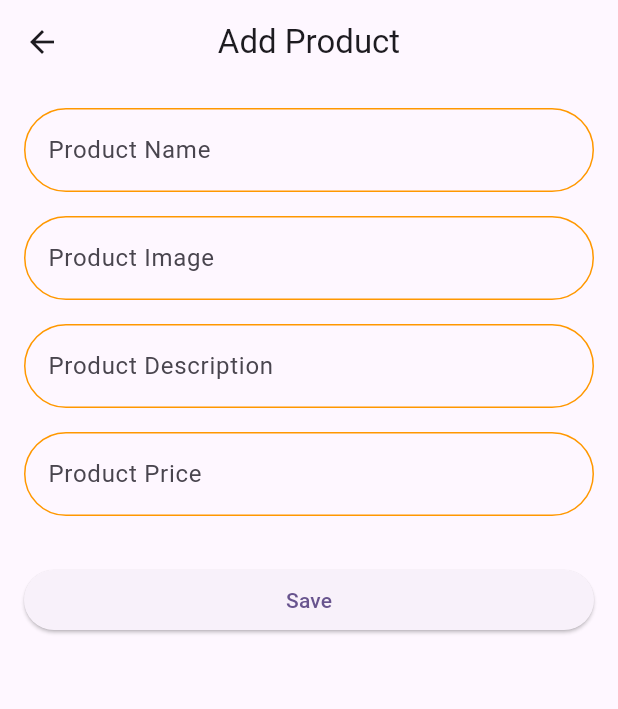
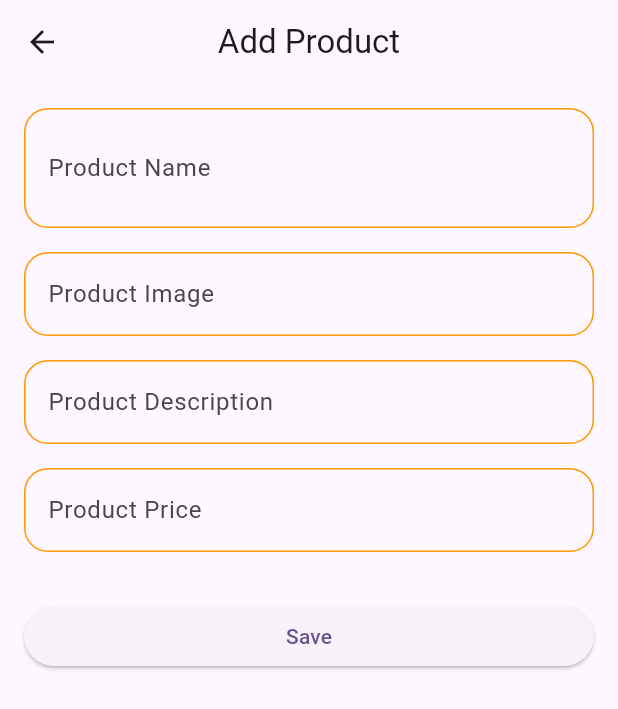
Before and after one commit to bpk251/my_workshop2, a Flutter app: the InputFormView screen opened directly, on a phone screen of 412 x 824 dp. Shown: the top 709 px of the screen. Run offline on Flutter 3.47's test engine with Material 3 defaults, Android fonts, the phone set to English and light mode, and no system bars; our stand-ins replace awesome_bottom_bar, cached_network_image, dio; network calls fail.

Commit message:
update form input.

```diff
--- a/lib/provider/product_provider.dart
+++ b/lib/provider/product_provider.dart
@@ -5,6 +5,7 @@ import 'package:my_workshop/service/api_service.dart';
 class ProductProvider with ChangeNotifier {
   ApiService apiService = ApiService();
   List<Product> products = [];
+  Product? productSelected;
 
   Future<void> getProducts() async {
     var res = await apiService.get(path: "products");
@@ -18,4 +19,8 @@ class ProductProvider with ChangeNotifier {
     }
 
   }
+
+  setProductSelected(Product product){
+    productSelected = product;
+  }
 }
--- a/lib/view/home_view.dart
+++ b/lib/view/home_view.dart
@@ -150,6 +150,11 @@ class _HomeViewState extends State<HomeView> {
                                       ),
                                       IconButton(
                                         onPressed: () {
+                                          context
+                                              .read<ProductProvider>()
+                                              .setProductSelected(
+                                                provider.products[index],
+                                              );
                                           Navigator.push(
                                             context,
                                             MaterialPageRoute(
--- a/lib/view/input_form_view.dart
+++ b/lib/view/input_form_view.dart
@@ -1,4 +1,7 @@
 import 'package:flutter/material.dart';
+import 'package:my_workshop/model/product.dart';
+import 'package:my_workshop/provider/product_provider.dart';
+import 'package:provider/provider.dart';
 
 class InputFormView extends StatefulWidget {
   const InputFormView({super.key});
@@ -14,6 +17,18 @@ class _InputFormViewState extends State<InputFormView> {
   TextEditingController priceController = TextEditingController();
 
   @override
+  void initState() {
+    Product? product = context.read<ProductProvider>().productSelected;
+    if(product != null){
+      nameController.text = product.name??"";
+      imageController.text = product.imageUrl??"";
+      descriptionController.text = product.description??"";
+      priceController.text = product.price??"";
+    }
+    super.initState();
+  }
+
+  @override
   Widget build(BuildContext context) {
     return Scaffold(
       appBar: AppBar(
@@ -26,13 +41,15 @@ class _InputFormViewState extends State<InputFormView> {
           children: [
             TextFormField(
               controller: nameController,
+              maxLines: null,
+              minLines: 2,
               decoration: InputDecoration(
                   border: OutlineInputBorder(
-                    borderRadius: BorderRadius.all(Radius.circular(45.0)),
+                    borderRadius: BorderRadius.all(Radius.circular(16)),
                     borderSide: BorderSide(color: Colors.orange),
                   ),
                   enabledBorder: OutlineInputBorder(
-                    borderRadius: BorderRadius.all(Radius.circular(45.0)),
+                    borderRadius: BorderRadius.all(Radius.circular(16)),
                     borderSide: BorderSide(color: Colors.orange),
                   ),
                   hintText: "Product Name",
@@ -41,13 +58,14 @@ class _InputFormViewState extends State<InputFormView> {
             SizedBox(height: 16),
             TextFormField(
               controller: imageController,
+              maxLines: null,
               decoration: InputDecoration(
                   border: OutlineInputBorder(
-                    borderRadius: BorderRadius.all(Radius.circular(45.0)),
+                    borderRadius: BorderRadius.all(Radius.circular(16)),
                     borderSide: BorderSide(color: Colors.orange),
                   ),
                   enabledBorder: OutlineInputBorder(
-                    borderRadius: BorderRadius.all(Radius.circular(45.0)),
+                    borderRadius: BorderRadius.all(Radius.circular(16)),
                     borderSide: BorderSide(color: Colors.orange),
                   ),
                   hintText: "Product Image",
@@ -56,13 +74,14 @@ class _InputFormViewState extends State<InputFormView> {
             SizedBox(height: 16),
             TextFormField(
               controller: descriptionController,
+              maxLines: null,
               decoration: InputDecoration(
                   border: OutlineInputBorder(
-                    borderRadius: BorderRadius.all(Radius.circular(45.0)),
+                    borderRadius: BorderRadius.all(Radius.circular(16)),
                     borderSide: BorderSide(color: Colors.orange),
                   ),
                   enabledBorder: OutlineInputBorder(
-                    borderRadius: BorderRadius.all(Radius.circular(45.0)),
+                    borderRadius: BorderRadius.all(Radius.circular(16)),
                     borderSide: BorderSide(color: Colors.orange),
                   ),
                   hintText: "Product Description",
@@ -71,13 +90,14 @@ class _InputFormViewState extends State<InputFormView> {
             SizedBox(height: 16),
             TextFormField(
               controller: priceController,
+              keyboardType: TextInputType.number,
               decoration: InputDecoration(
                   border: OutlineInputBorder(
-                    borderRadius: BorderRadius.all(Radius.circular(45.0)),
+                    borderRadius: BorderRadius.all(Radius.circular(16)),
                     borderSide: BorderSide(color: Colors.orange),
                   ),
                   enabledBorder: OutlineInputBorder(
-                    borderRadius: BorderRadius.all(Radius.circular(45.0)),
+                    borderRadius: BorderRadius.all(Radius.circular(16)),
                     borderSide: BorderSide(color: Colors.orange),
                   ),
                   hintText: "Product Price",
```
